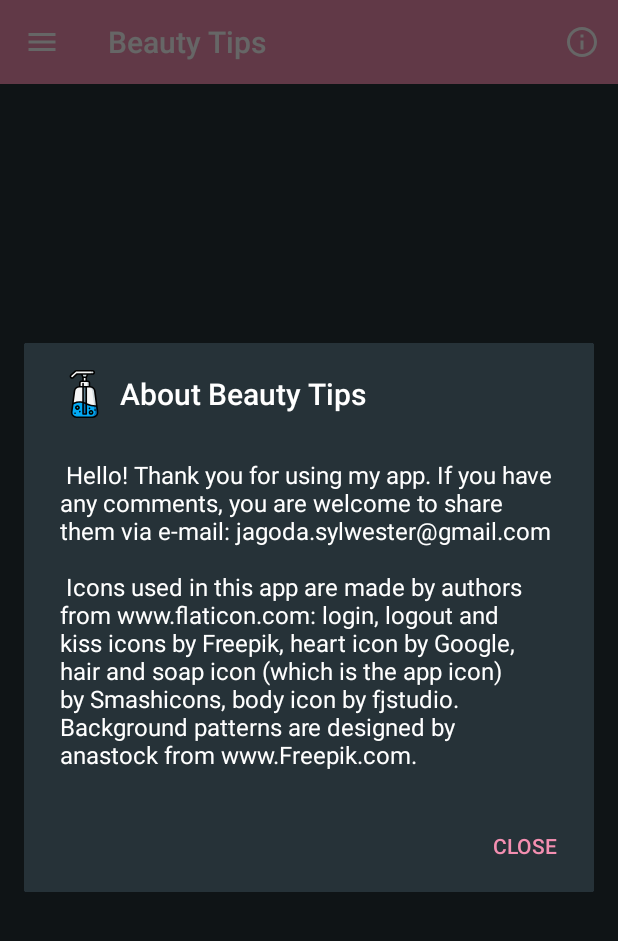
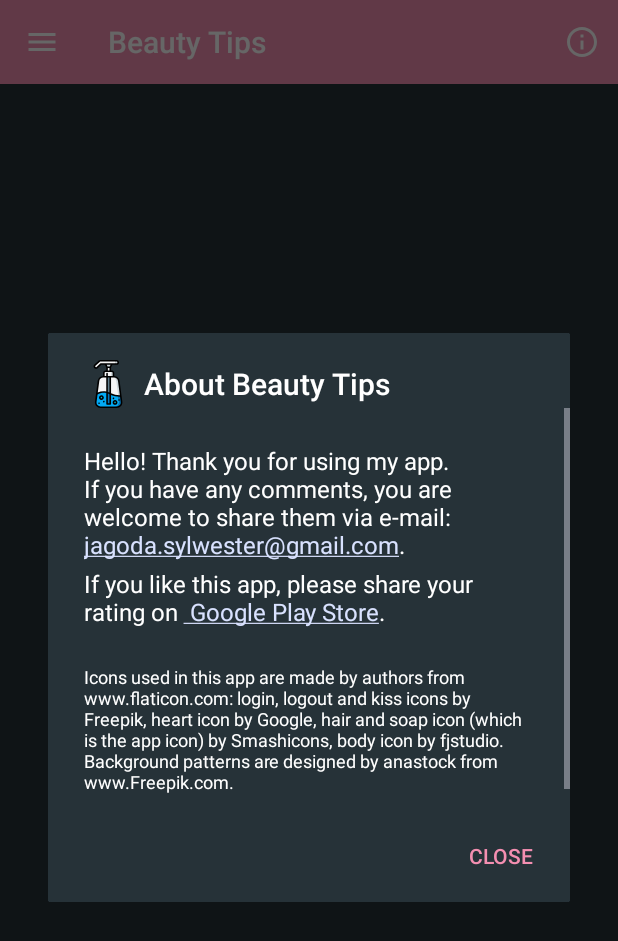
Before and after one commit to yogourt/CosmetiqueOrganique, an Android app: the screen it shows after launch once a user with an empty profile is signed in (MainActivity), after a tap on an icon or button, on a phone screen of 412 x 824 dp. Shown: the top 941 px of the screen. Run offline under Robolectric (Android 15) with nearby library versions, the phone set to English and light mode, and no system bars; our stand-ins replace AdMob, ButterKnife, CircleImageView, Firebase (no records; nobody signed in at launch, a user with empty details on screens opened directly), Timber; Roboto replaces fonts that are not available here; 8 statements that could not run were skipped.

Commit message:
Change "about app" dialog

```diff
--- a/app/src/main/java/com/blogspot/android_czy_java/beautytips/listView/view/dialogs/AppInfoDialog.java
+++ b/app/src/main/java/com/blogspot/android_czy_java/beautytips/listView/view/dialogs/AppInfoDialog.java
@@ -4,6 +4,9 @@ import android.app.AlertDialog;
 import android.app.Dialog;
 import android.app.DialogFragment;
 import android.os.Bundle;
+import android.text.SpannableString;
+import android.text.method.LinkMovementMethod;
+import android.widget.TextView;
 
 import com.blogspot.android_czy_java.beautytips.R;
 
@@ -13,11 +16,19 @@ public class AppInfoDialog extends DialogFragment {
         public Dialog onCreateDialog(Bundle savedInstanceState) {
 
             AlertDialog.Builder builder = new AlertDialog.Builder(getActivity(), R.style.DialogStyle);
+            builder.setView(R.layout.dialog_app_info);
             builder.setIcon(R.drawable.ic_soap);
             builder.setTitle(R.string.info_dialog_title);
-        builder.setMessage(R.string.info_dialog_message);
 
             builder.setPositiveButton(R.string.info_dialog_positive_button, null);
             return builder.create();
         }
+
+    @Override
+    public void onResume() {
+        super.onResume();
+
+        ((TextView)getDialog().findViewById(R.id.info_dialog_rate))
+                .setMovementMethod(LinkMovementMethod.getInstance());
     }
+}
--- a/app/src/main/java/com/blogspot/android_czy_java/beautytips/listView/view/dialogs/NicknamePickerDialog.java
+++ b/app/src/main/java/com/blogspot/android_czy_java/beautytips/listView/view/dialogs/NicknamePickerDialog.java
@@ -122,7 +122,7 @@ public class NicknamePickerDialog extends DialogFragment {
                         String nickname = nicknameEt.getText().toString().trim();
                         Timber.d("Chosen nickname: " + nickname);
                         if(TextUtils.isEmpty(nickname)) {
-                            Timber.d("Nickname is empty");
+                            Timber.d  ("Nickname is empty");
                             getDialog().findViewById(R.id.error_text_view).setVisibility(View.VISIBLE);
                         } else {
                             mNicknamePickerDialogListener.onDialogSaveButtonClick(nicknameEt.getText().toString());
--- /dev/null
+++ b/app/src/main/res/layout/dialog_app_info.xml
@@ -0,0 +1,41 @@
+<?xml version="1.0" encoding="utf-8"?>
+
+<ScrollView xmlns:android="http://schemas.android.com/apk/res/android"
+    android:layout_width="wrap_content"
+    android:layout_height="match_parent">
+
+    <LinearLayout
+        android:layout_width="match_parent"
+        android:layout_height="wrap_content"
+        android:background="@color/bluegray900"
+        android:orientation="vertical"
+        android:padding="@dimen/info_dialog_padding">
+
+        <TextView
+            android:layout_width="@dimen/dialog_width"
+            android:layout_height="wrap_content"
+            android:autoLink="email"
+            android:paddingBottom="@dimen/info_dialog_msg_bottom_padding"
+            android:text="@string/info_dialog_message"
+            android:textColor="@android:color/white"
+            android:textSize="@dimen/dialog_msg_text_size" />
+
+        <TextView
+            android:id="@+id/info_dialog_rate"
+            android:layout_width="@dimen/dialog_width"
+            android:layout_height="wrap_content"
+            android:paddingBottom="@dimen/info_dialog_padding"
+            android:text="@string/info_dialog_rate"
+            android:textColor="@android:color/white"
+            android:textSize="@dimen/dialog_msg_text_size" />
+
+        <TextView
+            android:layout_width="match_parent"
+            android:layout_height="wrap_content"
+            android:text="@string/info_dialog_credits"
+            android:textColor="@android:color/white"
+            android:textSize="@dimen/dialog_credits_text_size" />
+
+
+    </LinearLayout>
+</ScrollView>
--- a/app/src/main/res/values/dimens.xml
+++ b/app/src/main/res/values/dimens.xml
@@ -14,6 +14,8 @@
     <dimen name="title_start_padding">16dp</dimen>
     <dimen name="title_bottom_padding">16dp</dimen>
     <dimen name="dialog_padding">16dp</dimen>
+    <dimen name="dialog_msg_text_size">16sp</dimen>
+    <dimen name="dialog_credits_text_size">12sp</dimen>
     <dimen name="dialog_width">300dp</dimen>
     <dimen name="error_margin_start">8dp</dimen>
 
@@ -69,6 +71,10 @@
     <dimen name="close_icon_size">28dp</dimen>
     <dimen name="close_icon_margin">8dp</dimen>
 
+    <!-- info dialog dimens -->
+    <dimen name="info_dialog_padding">24dp</dimen>
+    <dimen name="info_dialog_msg_bottom_padding">4dp</dimen>
+
     <!-- widget dimens -->
     <!--
 Refer to App Widget Documentation for margin information
--- a/app/src/main/res/values/strings.xml
+++ b/app/src/main/res/values/strings.xml
@@ -113,11 +113,14 @@
 
     <!-- info dialog -->
     <string name="info_dialog_title">About Beauty Tips</string>
-    <string name="info_dialog_message">\n Hello! Thank you for using my app. If you have any comments,
-    you are welcome to share them via e-mail: jagoda.sylwester@gmail.com \n\n
-        Icons used in this app are made by authors from www.flaticon.com: login, logout and kiss icons by Freepik,
-    heart icon by Google, hair and soap icon (which is the app icon) by Smashicons, body icon by fjstudio.
-    Background patterns are designed by anastock from www.Freepik.com. \n </string>
+    <string name="info_dialog_message"> Hello! Thank you for using my app. If you have any comments,
+        you are welcome to share them via e-mail: jagoda.sylwester@gmail.com. </string>
+    <string name="info_dialog_rate">If you like this app, please share your
+        rating on <a href="https://play.google.com/store/apps/details?id=com.blogspot.android_czy_java.beautytips">
+            Google Play Store</a>. </string>
+    <string name="info_dialog_credits"> Icons used in this app are made by authors from www.flaticon.com:
+        login, logout and kiss icons by Freepik, heart icon by Google, hair and soap icon (which is the app icon)
+        by Smashicons, body icon by fjstudio. Background patterns are designed by anastock from www.Freepik.com. </string>
     <string name="info_dialog_positive_button">Close</string>
 
     <!-- delete tip dialog -->
```
Lines whose indentation alone changed are shown as unchanged.
